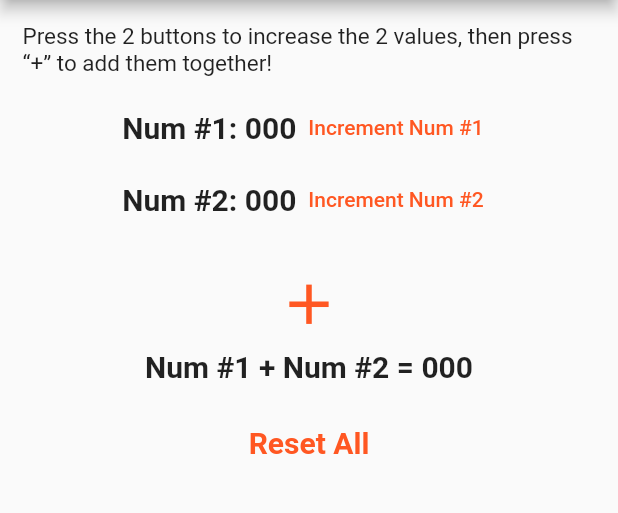
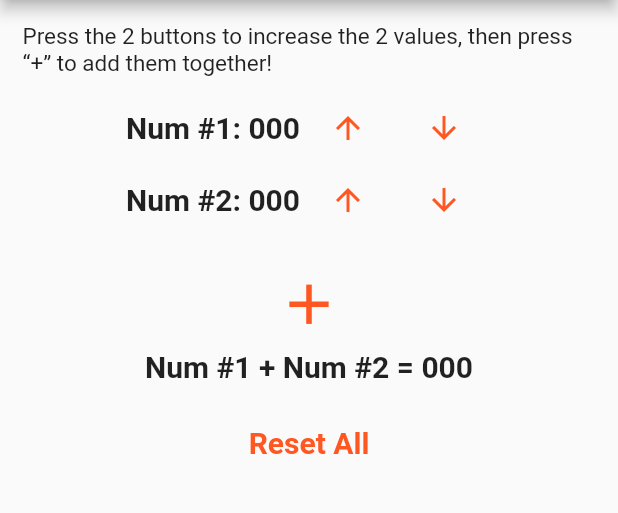
Before and after one commit to techbytesorg/app-design-repo, a Flutter app: the screen it shows after launch, on a phone screen of 412 x 824 dp, the part 84-597 px from its top. Run offline on Flutter 3.47's test engine with Material 2 defaults, Android fonts, the phone set to English and light mode, and no system bars.

Commit message:
May 29th

```diff
--- a/binary_adder/lib/adder_view.dart
+++ b/binary_adder/lib/adder_view.dart
@@ -19,15 +19,28 @@ class _AdderViewState extends State<AdderView> {
     });
   }
 
+  void _decreNum1() {
+    setState(() {
+      _num1--;
+    });
+  }
+
   void _increNum2() {
     setState(() {
       _num2++;
     });
   }
 
+  void _decreNum2() {
+    setState(() {
+      _num2--;
+    });
+  }
+
   void _calSum12() {
     setState(() {
       _sum12 = _num1 + _num2;
+      history.add("$_num1 + $_num2 = $_sum12"); // display binary & account for over/under flow in storing
     });
   }
 
@@ -50,7 +63,7 @@ class _AdderViewState extends State<AdderView> {
             mainAxisAlignment: MainAxisAlignment.center,
             children: [
               Text(
-                "Num #1: ${_num1 < 8 ? binary_array[_num1] : "Overflow!"}",
+                "Num #1: ${(_num1 <= 7 && _num1 >= 0) ? binary_array[_num1] : "Over/Underflow!"}",
                 style: TextStyle(
                   fontWeight: FontWeight.bold,
                   fontSize: 20,
@@ -58,8 +71,14 @@ class _AdderViewState extends State<AdderView> {
               ),
               TextButton(
                 onPressed: _increNum1,
-                child: Text(
-                  "Increment Num #1",
+                child: Icon(
+                  Icons.arrow_upward,
+                ),
+              ),
+              TextButton(
+                onPressed: _decreNum1,
+                child: Icon(
+                  Icons.arrow_downward,
                 ),
               ),
             ],
@@ -68,7 +87,7 @@ class _AdderViewState extends State<AdderView> {
             mainAxisAlignment: MainAxisAlignment.center,
             children: [
               Text(
-                "Num #2: ${_num2 < 8 ? binary_array[_num2] : "Overflow!"}",
+                "Num #2: ${(_num2 <= 7 && _num2 >= 0) ? binary_array[_num2] : "Over/Underflow!"}",
                 style: TextStyle(
                   fontWeight: FontWeight.bold,
                   fontSize: 20,
@@ -76,8 +95,14 @@ class _AdderViewState extends State<AdderView> {
               ),
               TextButton(
                 onPressed: _increNum2,
-                child: Text(
-                  "Increment Num #2",
+                child: Icon(
+                  Icons.arrow_upward,
+                ),
+              ),
+              TextButton(
+                onPressed: _decreNum2,
+                child: Icon(
+                  Icons.arrow_downward,
                 ),
               ),
             ],
@@ -106,6 +131,19 @@ class _AdderViewState extends State<AdderView> {
                   fontSize: 20,
                 )),
           ),
+          SizedBox(height: 10),
+          ListView.builder(
+              shrinkWrap: true,
+              itemCount: history.length,
+              itemBuilder: (BuildContext context, int index) {
+                return Center(
+                  heightFactor: 2.0,
+                  child: Text(
+                    "${history[index]}",
+                    style: TextStyle(fontSize: 15),
+                  ),
+                );
+              }),
         ],
       ),
     );
--- a/binary_adder/lib/binary_adder_app.dart
+++ b/binary_adder/lib/binary_adder_app.dart
@@ -1,6 +1,8 @@
 import 'package:flutter/material.dart';
 import 'package:flutter/painting.dart';
+import 'package:flutter/widgets.dart';
 import 'adder_view.dart';
+import 'data.dart';
 
 class BinaryAdderApp extends StatelessWidget {
   @override
--- a/binary_adder/lib/data.dart
+++ b/binary_adder/lib/data.dart
@@ -18,3 +18,5 @@
   "110",
   "111",
 ];
+
+List<String> history = [];
```
